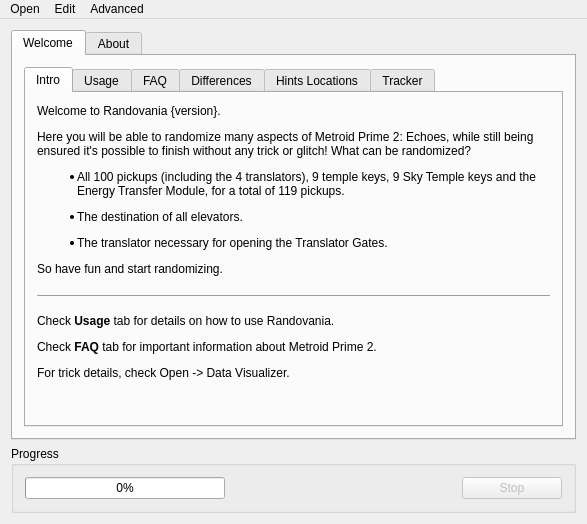
The window that randovania/gui/mainwindow.ui (randovania/randovania) describes before a commit, drawn with Qt 5.
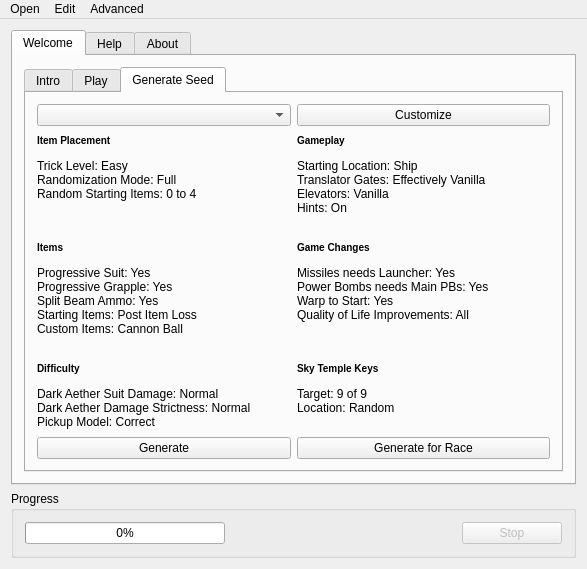
The same window after the commit. The open tabs and pages were chosen to show the change. Icons and pictures are not drawn.

Patch:
```diff
--- a/randovania/gui/mainwindow.ui
+++ b/randovania/gui/mainwindow.ui
@@ -40,17 +40,17 @@
         <item row="0" column="0">
          <widget class="QTabWidget" name="welcome_tab_widget">
           <property name="currentIndex">
-           <number>0</number>
+           <number>2</number>
           </property>
           <widget class="QWidget" name="tab_intro">
            <attribute name="title">
             <string>Intro</string>
            </attribute>
-           <layout class="QVBoxLayout" name="verticalLayout_6">
-            <item>
+           <layout class="QGridLayout" name="gridLayout_4">
+            <item row="0" column="0" colspan="3">
              <widget class="QLabel" name="intro_label">
               <property name="text">
-               <string>&lt;html&gt;&lt;head/&gt;&lt;body&gt;&lt;p&gt;Welcome to Randovania {version}.&lt;/p&gt;&lt;p&gt;Here you will be able to randomize many aspects of Metroid Prime 2: Echoes, while still being ensured it's possible to finish without any trick or glitch! What can be randomized?&lt;/p&gt;&lt;ul style=&quot;margin-top: 0px; margin-bottom: 0px; margin-left: 0px; margin-right: 0px; -qt-list-indent: 1;&quot;&gt;&lt;li style=&quot; margin-top:12px; margin-bottom:0px; margin-left:0px; margin-right:0px; -qt-block-indent:0; text-indent:0px;&quot;&gt;All 100 pickups (including the 4 translators), 9 temple keys, 9 Sky Temple keys and the Energy Transfer Module, for a total of 119 pickups.&lt;/li&gt;&lt;li style=&quot; margin-top:12px; margin-bottom:0px; margin-left:0px; margin-right:0px; -qt-block-indent:0; text-indent:0px;&quot;&gt;The destination of all elevators.&lt;/li&gt;&lt;li style=&quot; margin-top:12px; margin-bottom:0px; margin-left:0px; margin-right:0px; -qt-block-indent:0; text-indent:0px;&quot;&gt;The translator necessary for opening the Translator Gates.&lt;/li&gt;&lt;/ul&gt;&lt;p&gt;So have fun and start randomizing.&lt;/p&gt;&lt;hr/&gt;&lt;p&gt;Check &lt;span style=&quot; font-weight:600;&quot;&gt;Usage&lt;/span&gt; tab for details on how to use Randovania.&lt;/p&gt;&lt;p&gt;Check &lt;span style=&quot; font-weight:600;&quot;&gt;FAQ&lt;/span&gt; tab for important information about Metroid Prime 2.&lt;/p&gt;&lt;p&gt;For trick details, check Open -&amp;gt; Data Visualizer.&lt;/p&gt;&lt;/body&gt;&lt;/html&gt;</string>
+               <string>&lt;html&gt;&lt;head/&gt;&lt;body&gt;&lt;p&gt;Welcome to Randovania {version}.&lt;/p&gt;&lt;p&gt;Here you will be able to randomize many aspects of Metroid Prime 2: Echoes, while still being ensured it's possible to finish without any trick or glitch! What can be randomized?&lt;/p&gt;&lt;ul style=&quot;margin-top: 0px; margin-bottom: 0px; margin-left: 0px; margin-right: 0px; -qt-list-indent: 1;&quot;&gt;&lt;li style=&quot; margin-top:12px; margin-bottom:0px; margin-left:0px; margin-right:0px; -qt-block-indent:0; text-indent:0px;&quot;&gt;All 100 pickups (including the 4 translators), 9 temple keys, 9 Sky Temple keys and the Energy Transfer Module, for a total of 119 pickups.&lt;/li&gt;&lt;li style=&quot; margin-top:12px; margin-bottom:0px; margin-left:0px; margin-right:0px; -qt-block-indent:0; text-indent:0px;&quot;&gt;The destination of all elevators.&lt;/li&gt;&lt;li style=&quot; margin-top:12px; margin-bottom:0px; margin-left:0px; margin-right:0px; -qt-block-indent:0; text-indent:0px;&quot;&gt;The translator necessary for opening the Translator Gates.&lt;/li&gt;&lt;/ul&gt;&lt;p&gt;So have fun and start randomizing.&lt;/p&gt;&lt;/body&gt;&lt;/html&gt;</string>
               </property>
               <property name="alignment">
                <set>Qt::AlignLeading|Qt::AlignLeft|Qt::AlignTop</set>
@@ -62,6 +62,261 @@
             </item>
            </layout>
           </widget>
+          <widget class="QWidget" name="tab_play">
+           <attribute name="title">
+            <string>Play</string>
+           </attribute>
+           <layout class="QVBoxLayout" name="verticalLayout_3">
+            <item>
+             <spacer name="play_top_spacer">
+              <property name="orientation">
+               <enum>Qt::Vertical</enum>
+              </property>
+              <property name="sizeHint" stdset="0">
+               <size>
+                <width>20</width>
+                <height>40</height>
+               </size>
+              </property>
+             </spacer>
+            </item>
+            <item>
+             <widget class="QGroupBox" name="play_existing_permalink_group">
+              <property name="title">
+               <string>Existing Permalinks</string>
+              </property>
+              <layout class="QGridLayout" name="gridLayout_8">
+               <item row="0" column="0">
+                <widget class="QLabel" name="import_permalink_label">
+                 <property name="text">
+                  <string>&lt;html&gt;&lt;head/&gt;&lt;body&gt;&lt;p&gt;Are you playing with others?&lt;/p&gt;&lt;p&gt;Ask them for a permalink and import it here. You'll create the same seed as them.&lt;/p&gt;&lt;/body&gt;&lt;/html&gt;</string>
+                 </property>
+                </widget>
+               </item>
+               <item row="1" column="0">
+                <widget class="QPushButton" name="import_permalink_button">
+                 <property name="text">
+                  <string>Import permalink</string>
+                 </property>
+                </widget>
+               </item>
+              </layout>
+             </widget>
+            </item>
+            <item>
+             <spacer name="play_middle_spacer">
+              <property name="orientation">
+               <enum>Qt::Vertical</enum>
+              </property>
+              <property name="sizeHint" stdset="0">
+               <size>
+                <width>20</width>
+                <height>40</height>
+               </size>
+              </property>
+             </spacer>
+            </item>
+            <item>
+             <widget class="QGroupBox" name="play_new_permalink_group">
+              <property name="title">
+               <string>Creating a new Seed</string>
+              </property>
+              <layout class="QGridLayout" name="gridLayout_5">
+               <item row="0" column="0">
+                <widget class="QLabel" name="create_new_seed_label">
+                 <property name="text">
+                  <string>&lt;html&gt;&lt;head/&gt;&lt;body&gt;&lt;p&gt;Playing alone? Hosting a race?&lt;/p&gt;&lt;p&gt;Create a new seed here and then share the permalink!&lt;/p&gt;&lt;/body&gt;&lt;/html&gt;</string>
+                 </property>
+                </widget>
+               </item>
+               <item row="1" column="0">
+                <widget class="QPushButton" name="create_new_seed_button">
+                 <property name="text">
+                  <string>Create new seed</string>
+                 </property>
+                </widget>
+               </item>
+              </layout>
+             </widget>
+            </item>
+            <item>
+             <spacer name="play_bottom_spacer">
+              <property name="orientation">
+               <enum>Qt::Vertical</enum>
+              </property>
+              <property name="sizeHint" stdset="0">
+               <size>
+                <width>20</width>
+                <height>40</height>
+               </size>
+              </property>
+             </spacer>
+            </item>
+           </layout>
+          </widget>
+          <widget class="QWidget" name="tab_create_seed">
+           <attribute name="title">
+            <string>Generate Seed</string>
+           </attribute>
+           <layout class="QGridLayout" name="gridLayout_9">
+            <item row="5" column="1">
+             <widget class="QLabel" name="create_game_changes_label">
+              <property name="text">
+               <string>&lt;html&gt;&lt;head/&gt;&lt;body&gt;&lt;p&gt;&lt;span style=&quot; font-size:small; font-weight:600;&quot;&gt;Game Changes&lt;/span&gt;&lt;/p&gt;&lt;p&gt;Missiles needs Launcher: Yes&lt;br/&gt;Power Bombs needs Main PBs: Yes&lt;br/&gt;Warp to Start: Yes&lt;br/&gt;Quality of Life Improvements: All&lt;/p&gt;&lt;/body&gt;&lt;/html&gt;</string>
+              </property>
+              <property name="alignment">
+               <set>Qt::AlignLeading|Qt::AlignLeft|Qt::AlignTop</set>
+              </property>
+             </widget>
+            </item>
+            <item row="9" column="0">
+             <widget class="QPushButton" name="create_generate_button">
+              <property name="text">
+               <string>Generate</string>
+              </property>
+             </widget>
+            </item>
+            <item row="9" column="1">
+             <widget class="QPushButton" name="create_generate_race_button">
+              <property name="text">
+               <string>Generate for Race</string>
+              </property>
+             </widget>
+            </item>
+            <item row="2" column="0">
+             <widget class="QLabel" name="create_item_placement_label">
+              <property name="text">
+               <string>&lt;html&gt;&lt;head/&gt;&lt;body&gt;&lt;h5 style=&quot; margin-top:12px; margin-bottom:4px; margin-left:0px; margin-right:0px; -qt-block-indent:0; text-indent:0px;&quot;&gt;&lt;span style=&quot; font-size:small; font-weight:600;&quot;&gt;Item Placement&lt;/span&gt;&lt;/h5&gt;&lt;p&gt;Trick Level: Easy&lt;br/&gt;Randomization Mode: Full&lt;br/&gt;Random Starting Items: 0 to 4&lt;/p&gt;&lt;/body&gt;&lt;/html&gt;</string>
+              </property>
+              <property name="alignment">
+               <set>Qt::AlignLeading|Qt::AlignLeft|Qt::AlignTop</set>
+              </property>
+             </widget>
+            </item>
+            <item row="7" column="0">
+             <widget class="QLabel" name="create_difficulty_label">
+              <property name="text">
+               <string>&lt;html&gt;&lt;head/&gt;&lt;body&gt;&lt;h5 style=&quot; margin-top:12px; margin-bottom:4px; margin-left:0px; margin-right:0px; -qt-block-indent:0; text-indent:0px;&quot;&gt;&lt;span style=&quot; font-size:small; font-weight:600;&quot;&gt;Difficulty&lt;/span&gt;&lt;/h5&gt;&lt;p&gt;Dark Aether Suit Damage: Normal&lt;br/&gt;Dark Aether Damage Strictness: Normal&lt;br/&gt;Pickup Model: Correct&lt;/p&gt;&lt;/body&gt;&lt;/html&gt;</string>
+              </property>
+              <property name="alignment">
+               <set>Qt::AlignLeading|Qt::AlignLeft|Qt::AlignTop</set>
+              </property>
+             </widget>
+            </item>
+            <item row="0" column="0">
+             <widget class="QComboBox" name="create_preset_combo"/>
+            </item>
+            <item row="7" column="1">
+             <widget class="QLabel" name="create_sky_temple_keys_label">
+              <property name="text">
+               <string>&lt;html&gt;&lt;head/&gt;&lt;body&gt;&lt;h5 style=&quot; margin-top:12px; margin-bottom:4px; margin-left:0px; margin-right:0px; -qt-block-indent:0; text-indent:0px;&quot;&gt;&lt;span style=&quot; font-size:small; font-weight:600;&quot;&gt;Sky Temple Keys&lt;/span&gt;&lt;/h5&gt;&lt;p&gt;Target: 9 of 9&lt;br/&gt;Location: Random&lt;/p&gt;&lt;/body&gt;&lt;/html&gt;</string>
+              </property>
+              <property name="alignment">
+               <set>Qt::AlignLeading|Qt::AlignLeft|Qt::AlignTop</set>
+              </property>
+             </widget>
+            </item>
+            <item row="2" column="1">
+             <widget class="QLabel" name="create_gameplay_label">
+              <property name="text">
+               <string>&lt;html&gt;&lt;head/&gt;&lt;body&gt;&lt;h5 style=&quot; margin-top:12px; margin-bottom:4px; margin-left:0px; margin-right:0px; -qt-block-indent:0; text-indent:0px;&quot;&gt;&lt;span style=&quot; font-size:small; font-weight:600;&quot;&gt;Gameplay&lt;/span&gt;&lt;/h5&gt;&lt;p&gt;Starting Location: Ship&lt;br/&gt;Translator Gates: Effectively Vanilla&lt;br/&gt;Elevators: Vanilla&lt;br/&gt;Hints: On&lt;/p&gt;&lt;/body&gt;&lt;/html&gt;</string>
+              </property>
+              <property name="alignment">
+               <set>Qt::AlignLeading|Qt::AlignLeft|Qt::AlignTop</set>
+              </property>
+             </widget>
+            </item>
+            <item row="0" column="1">
+             <widget class="QPushButton" name="create_customize_button">
+              <property name="text">
+               <string>Customize</string>
+              </property>
+             </widget>
+            </item>
+            <item row="5" column="0">
+             <widget class="QLabel" name="create_items_label">
+              <property name="text">
+               <string>&lt;html&gt;&lt;head/&gt;&lt;body&gt;&lt;p&gt;&lt;span style=&quot; font-size:small; font-weight:600;&quot;&gt;Items&lt;/span&gt;&lt;/p&gt;&lt;p&gt;Progressive Suit: Yes&lt;br/&gt;Progressive Grapple: Yes&lt;br/&gt;Split Beam Ammo: Yes&lt;br/&gt;Starting Items: Post Item Loss&lt;br/&gt;Custom Items: Cannon Ball&lt;/p&gt;&lt;/body&gt;&lt;/html&gt;</string>
+              </property>
+              <property name="alignment">
+               <set>Qt::AlignLeading|Qt::AlignLeft|Qt::AlignTop</set>
+              </property>
+             </widget>
+            </item>
+            <item row="1" column="0" colspan="2">
+             <spacer name="create_vertical_spacer_1">
+              <property name="orientation">
+               <enum>Qt::Vertical</enum>
+              </property>
+              <property name="sizeHint" stdset="0">
+               <size>
+                <width>20</width>
+                <height>40</height>
+               </size>
+              </property>
+             </spacer>
+            </item>
+            <item row="3" column="0" colspan="2">
+             <spacer name="create_vertical_spacer_2">
+              <property name="orientation">
+               <enum>Qt::Vertical</enum>
+              </property>
+              <property name="sizeType">
+               <enum>QSizePolicy::Fixed</enum>
+              </property>
+              <property name="sizeHint" stdset="0">
+               <size>
+                <width>20</width>
+                <height>20</height>
+               </size>
+              </property>
+             </spacer>
+            </item>
+            <item row="6" column="0" colspan="2">
+             <spacer name="create_vertical_spacer_3">
+              <property name="orientation">
+               <enum>Qt::Vertical</enum>
+              </property>
+              <property name="sizeType">
+               <enum>QSizePolicy::Fixed</enum>
+              </property>
+              <property name="sizeHint" stdset="0">
+               <size>
+                <width>20</width>
+                <height>20</height>
+               </size>
+              </property>
+             </spacer>
+            </item>
+            <item row="8" column="0" colspan="2">
+             <spacer name="create_vertical_spacer_4">
+              <property name="orientation">
+               <enum>Qt::Vertical</enum>
+              </property>
+              <property name="sizeHint" stdset="0">
+               <size>
+                <width>20</width>
+                <height>40</height>
+               </size>
+              </property>
+             </spacer>
+            </item>
+           </layout>
+          </widget>
+         </widget>
+        </item>
+       </layout>
+      </widget>
+      <widget class="QWidget" name="help_tab">
+       <attribute name="title">
+        <string>Help</string>
+       </attribute>
+       <layout class="QVBoxLayout" name="verticalLayout_2">
+        <item>
+         <widget class="QTabWidget" name="help_tab_widget">
+          <property name="currentIndex">
+           <number>4</number>
+          </property>
           <widget class="QWidget" name="tab_usage">
            <attribute name="title">
             <string>Usage</string>
```
Left out of the diff: 116 changed lines with no effect on the pictures.
